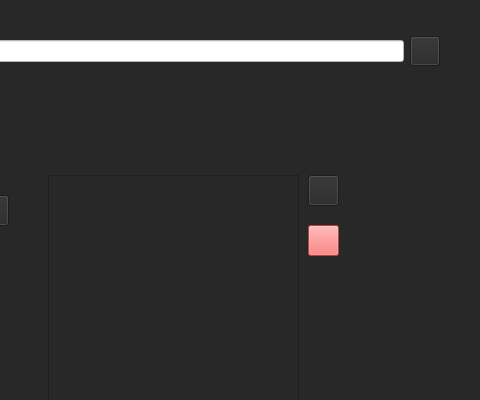
Scastelar/Music-Player, file artistawindow.ui: the form before one commit; both pictures show x 485 to 965 and y 0 to 400 of the 965 by 600 pixel window.
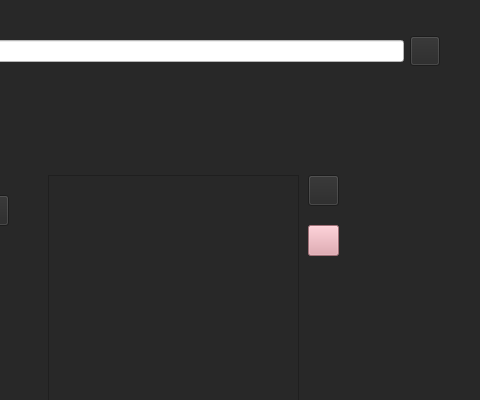
The form after the commit. The open tabs and pages were chosen to show the change.

Commit message: Cuentas, widget

```diff
--- a/artistawindow.ui
+++ b/artistawindow.ui
@@ -670,7 +670,7 @@
                 </rect>
                </property>
                <property name="styleSheet">
-                <string notr="true">background-color: rgb(245, 95, 95);</string>
+                <string notr="true">background-color:rgb(224, 157, 166);</string>
                </property>
                <property name="text">
                 <string/>
```
Left out of the diff: 2 changed lines with no effect on the pictures. The commit also changes 6 other files.
